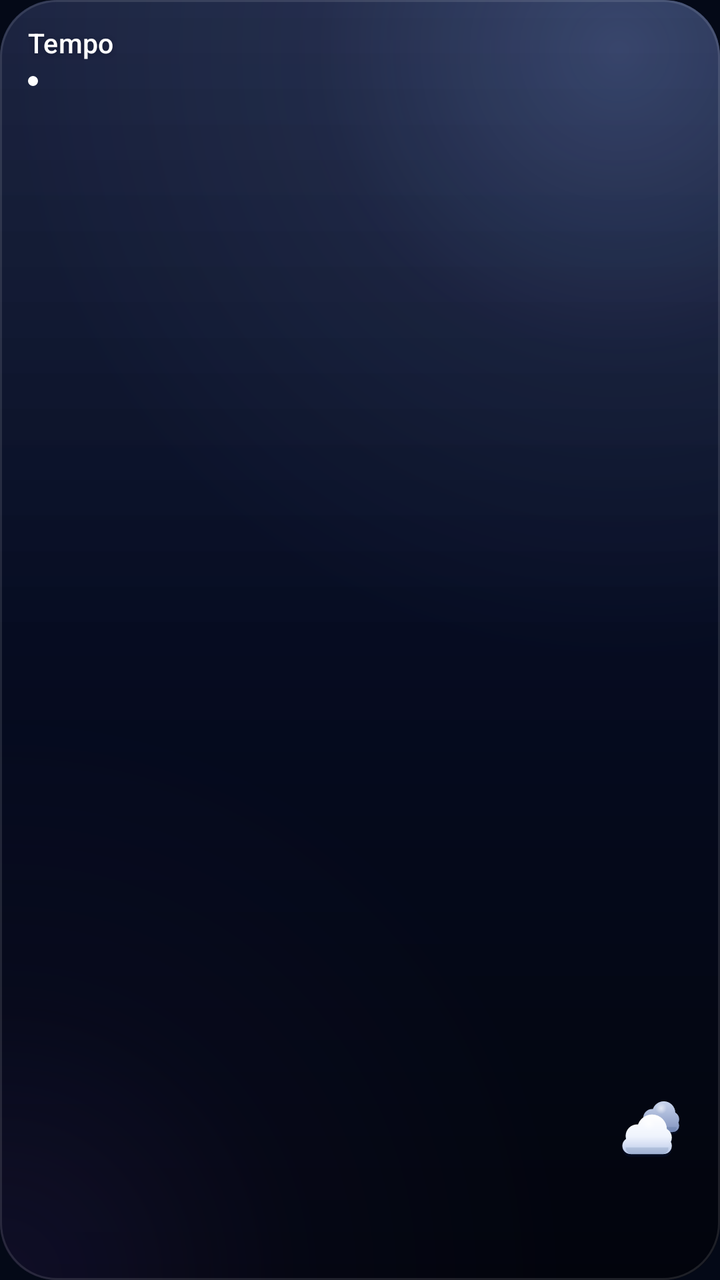
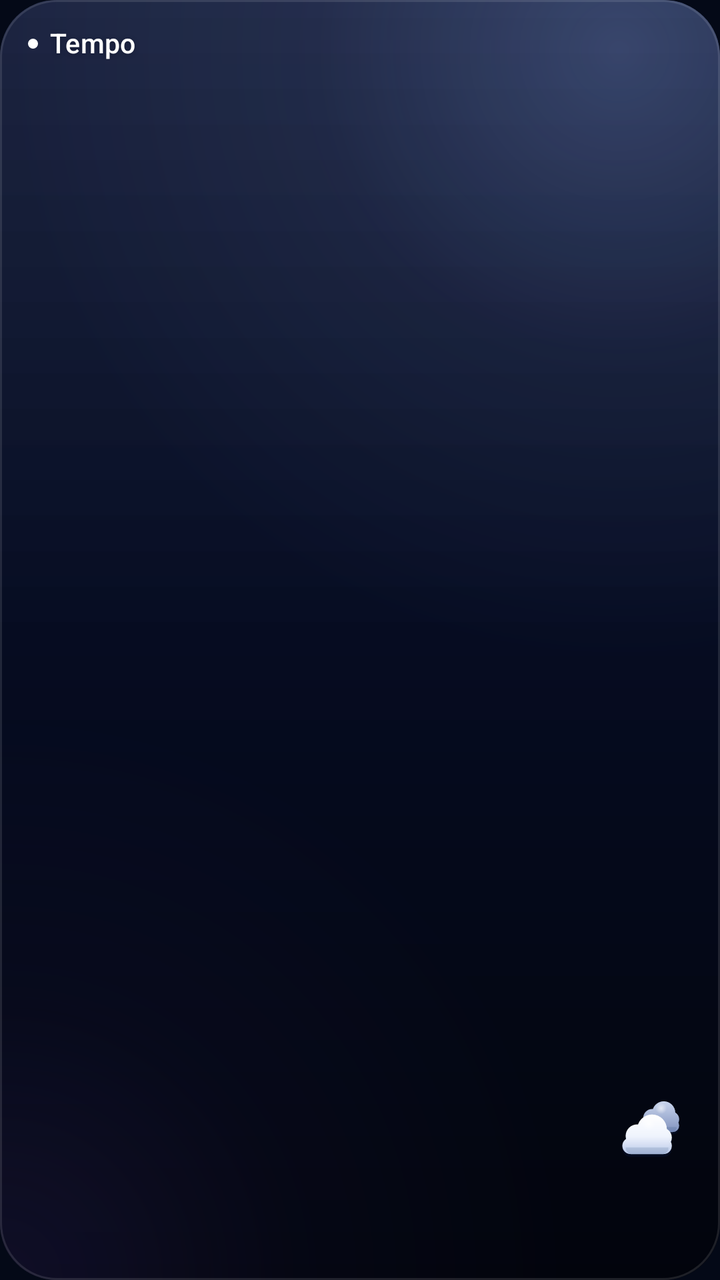

Compare the two renders of this Android layout. The source of the first and the diff that turns it into the second are given below.
<!-- AndroidManifest.xml: application theme Theme.Tempo -->
<!-- res/layout/widget_compact.xml -->
<?xml version="1.0" encoding="utf-8"?>
<FrameLayout xmlns:android="http://schemas.android.com/apk/res/android"
    android:id="@android:id/background"
    android:layout_width="match_parent"
    android:layout_height="match_parent"
    android:animateLayoutChanges="true"
    android:clipToOutline="true"
    android:background="@drawable/bg_night">

    
    <ImageView android:id="@+id/bg_a" android:layout_width="match_parent" android:layout_height="match_parent"
        android:scaleType="fitXY" android:importantForAccessibility="no" android:src="@drawable/bg_night" />
    <ImageView android:id="@+id/bg_b" android:layout_width="match_parent" android:layout_height="match_parent"
        android:scaleType="fitXY" android:importantForAccessibility="no" android:visibility="invisible" />
    
    <ImageView android:id="@+id/deco" android:layout_width="match_parent" android:layout_height="match_parent"
        android:scaleType="fitXY" android:importantForAccessibility="no" />

    <LinearLayout android:layout_width="match_parent" android:layout_height="match_parent"
        android:orientation="vertical" android:padding="14dp">
        <LinearLayout android:layout_width="match_parent" android:layout_height="wrap_content"
            android:gravity="center_vertical" android:orientation="horizontal">
            <TextView android:id="@+id/city" style="@style/WText.City" android:layout_width="0dp"
                android:layout_height="wrap_content" android:layout_weight="1" android:textSize="13.5sp"
                android:text="@string/app_name" />
            <ImageView android:id="@+id/alert_icon" android:layout_width="13dp" android:layout_height="13dp"
                android:layout_marginStart="4dp" android:src="@drawable/gl_alert" android:visibility="gone"
                android:contentDescription="@string/cd_alert" />
        </LinearLayout>
        <LinearLayout android:layout_width="match_parent" android:layout_height="wrap_content"
            android:layout_marginTop="4dp" android:gravity="center_vertical" android:orientation="horizontal">
            <ImageView android:id="@+id/status_dot" android:layout_width="5dp" android:layout_height="5dp"
                android:layout_marginEnd="5dp" android:src="@drawable/status_dot" android:importantForAccessibility="no" />
            <TextView android:id="@+id/updated" style="@style/WText.Caption" android:layout_width="0dp"
                android:layout_height="wrap_content" android:layout_weight="1" />
        </LinearLayout>
        <FrameLayout android:layout_width="match_parent" android:layout_height="0dp" android:layout_weight="1" />
        <LinearLayout android:layout_width="match_parent" android:layout_height="wrap_content"
            android:gravity="bottom" android:orientation="horizontal">
            <FrameLayout android:id="@+id/temp_box" android:layout_width="wrap_content" android:layout_height="wrap_content"
                android:animateLayoutChanges="true" android:layout_marginStart="-2dp">
                <TextView android:id="@+id/temp_a" style="@style/WText.Temp" android:layout_width="wrap_content"
                    android:layout_height="wrap_content" android:textSize="46sp" />
                <TextView android:id="@+id/temp_b" style="@style/WText.Temp" android:layout_width="wrap_content"
                    android:layout_height="wrap_content" android:textSize="46sp" android:visibility="invisible" />
            </FrameLayout>
            <FrameLayout android:layout_width="0dp" android:layout_height="1dp" android:layout_weight="1" />
            <FrameLayout android:id="@+id/icon_box" android:layout_width="44dp" android:layout_height="44dp"
                android:animateLayoutChanges="true" android:layout_marginBottom="6dp">
                <ImageView android:id="@+id/icon_a" android:layout_width="match_parent" android:layout_height="match_parent"
                    android:contentDescription="@string/cd_condition_icon" android:src="@drawable/wx_cloudy" />
                <ImageView android:id="@+id/icon_b" android:layout_width="match_parent" android:layout_height="match_parent"
                    android:contentDescription="@string/cd_condition_icon" android:visibility="invisible" />
            </FrameLayout>
        </LinearLayout>
        <TextView android:id="@+id/condition" style="@style/WText.Condition" android:layout_width="match_parent"
            android:layout_height="wrap_content" android:layout_marginTop="2dp" android:textSize="12.5sp" />
        <TextView android:id="@+id/hilo" style="@style/WText.HiLo" android:layout_width="match_parent"
            android:layout_height="wrap_content" android:layout_marginTop="3dp" android:textSize="11.5sp" />
    </LinearLayout>
</FrameLayout>
<!-- resources referenced by this layout -->
<resources>
  <!-- drawable gl_alert (drawable) -->
  <?xml version="1.0" encoding="utf-8"?>
  <vector xmlns:android="http://schemas.android.com/apk/res/android"
      android:width="24dp" android:height="24dp" android:viewportWidth="24" android:viewportHeight="24">
      <path android:pathData="M10.3,3.9 L2.4,18 A2,2 0 0 0 4.1,21 H19.9 A2,2 0 0 0 21.6,18 L13.7,3.9 A2,2 0 0 0 10.3,3.9 Z" android:fillColor="#FFFFFFFF" />
      <path android:pathData="M12,9 V13.6" android:strokeColor="#FF0B1433" android:strokeWidth="2.2" android:strokeLineCap="round" />
      <path android:pathData="M12,17.2 L12,17.25" android:strokeColor="#FF0B1433" android:strokeWidth="2.6" android:strokeLineCap="round" />
  </vector>
  <!-- drawable status_dot (drawable) -->
  <?xml version="1.0" encoding="utf-8"?>
  <shape xmlns:android="http://schemas.android.com/apk/res/android" android:shape="oval">
      <size android:width="6dp" android:height="6dp" />
      <solid android:color="#FFFFFFFF" />
  </shape>
  <string name="app_name">Tempo</string>
  <string name="cd_alert">Alerta meteorológico do INMET ativo</string>
  <string name="cd_condition_icon">Ícone da condição do tempo</string>
  <style name="WText.Caption">
          <item name="android:textSize">11sp</item>
          <item name="android:textColor">@color/ink_quaternary</item>
          <item name="android:letterSpacing">0.03</item>
          <item name="android:fontFeatureSettings">tnum</item>
      </style>
  <style name="WText.City">
          <item name="android:fontFamily">sans-serif-medium</item>
          <item name="android:textSize">15sp</item>
          <item name="android:letterSpacing">0.005</item>
      </style>
  <style name="WText.Condition">
          <item name="android:fontFamily">sans-serif-medium</item>
          <item name="android:textSize">14sp</item>
          <item name="android:textColor">@color/ink_secondary</item>
      </style>
  <style name="WText.HiLo">
          <item name="android:fontFamily">sans-serif-medium</item>
          <item name="android:textSize">12.5sp</item>
          <item name="android:textColor">@color/ink_secondary</item>
          <item name="android:fontFeatureSettings">tnum</item>
      </style>
  <style name="WText.Temp">
          <item name="android:fontFamily">sans-serif-light</item>
          <item name="android:letterSpacing">-0.04</item>
          <item name="android:fontFeatureSettings">tnum</item>
          <item name="android:shadowRadius">14</item>
          <item name="android:shadowDy">2</item>
      </style>
  <style name="Theme.Tempo" parent="android:Theme.Material.NoActionBar">
          <item name="android:windowBackground">@color/navy_950</item>
          <item name="android:statusBarColor">@android:color/transparent</item>
          <item name="android:navigationBarColor">@android:color/transparent</item>
      </style>
  <dimen name="widget_radius">26dp</dimen>
  <color name="ink_quaternary">#66B4C3E6</color>
  <color name="ink_secondary">#E0E8F5FF</color>
  <color name="navy_950">#FF040917</color>
  <!-- unchanged entries left out for length: 2 -->
</resources>

<!-- the commit's change to res/layout/widget_compact.xml (unified diff, before → after) -->
@@ -20,19 +20,14 @@
         android:orientation="vertical" android:padding="14dp">
         <LinearLayout android:layout_width="match_parent" android:layout_height="wrap_content"
             android:gravity="center_vertical" android:orientation="horizontal">
+            <ImageView android:id="@+id/status_dot" android:layout_width="5dp" android:layout_height="5dp"
+                android:layout_marginEnd="6dp" android:src="@drawable/status_dot" android:importantForAccessibility="no" />
             <TextView android:id="@+id/city" style="@style/WText.City" android:layout_width="0dp"
                 android:layout_height="wrap_content" android:layout_weight="1" android:textSize="13.5sp"
                 android:text="@string/app_name" />
             <ImageView android:id="@+id/alert_icon" android:layout_width="13dp" android:layout_height="13dp"
                 android:layout_marginStart="4dp" android:src="@drawable/gl_alert" android:visibility="gone"
                 android:contentDescription="@string/cd_alert" />
-        </LinearLayout>
-        <LinearLayout android:layout_width="match_parent" android:layout_height="wrap_content"
-            android:layout_marginTop="4dp" android:gravity="center_vertical" android:orientation="horizontal">
-            <ImageView android:id="@+id/status_dot" android:layout_width="5dp" android:layout_height="5dp"
-                android:layout_marginEnd="5dp" android:src="@drawable/status_dot" android:importantForAccessibility="no" />
-            <TextView android:id="@+id/updated" style="@style/WText.Caption" android:layout_width="0dp"
-                android:layout_height="wrap_content" android:layout_weight="1" />
         </LinearLayout>
         <FrameLayout android:layout_width="match_parent" android:layout_height="0dp" android:layout_weight="1" />
         <LinearLayout android:layout_width="match_parent" android:layout_height="wrap_content"
<!-- resource entries referenced after the edit -->
@@ -17,12 +17,6 @@
   <string name="app_name">Tempo</string>
   <string name="cd_alert">Alerta meteorológico do INMET ativo</string>
   <string name="cd_condition_icon">Ícone da condição do tempo</string>
-  <style name="WText.Caption">
-          <item name="android:textSize">11sp</item>
-          <item name="android:textColor">@color/ink_quaternary</item>
-          <item name="android:letterSpacing">0.03</item>
-          <item name="android:fontFeatureSettings">tnum</item>
-      </style>
   <style name="WText.City">
           <item name="android:fontFamily">sans-serif-medium</item>
           <item name="android:textSize">15sp</item>
@@ -52,7 +46,6 @@
           <item name="android:navigationBarColor">@android:color/transparent</item>
       </style>
   <dimen name="widget_radius">26dp</dimen>
-  <color name="ink_quaternary">#66B4C3E6</color>
   <color name="ink_secondary">#E0E8F5FF</color>
   <color name="navy_950">#FF040917</color>
   <!-- unchanged entries left out for length: 2 -->
